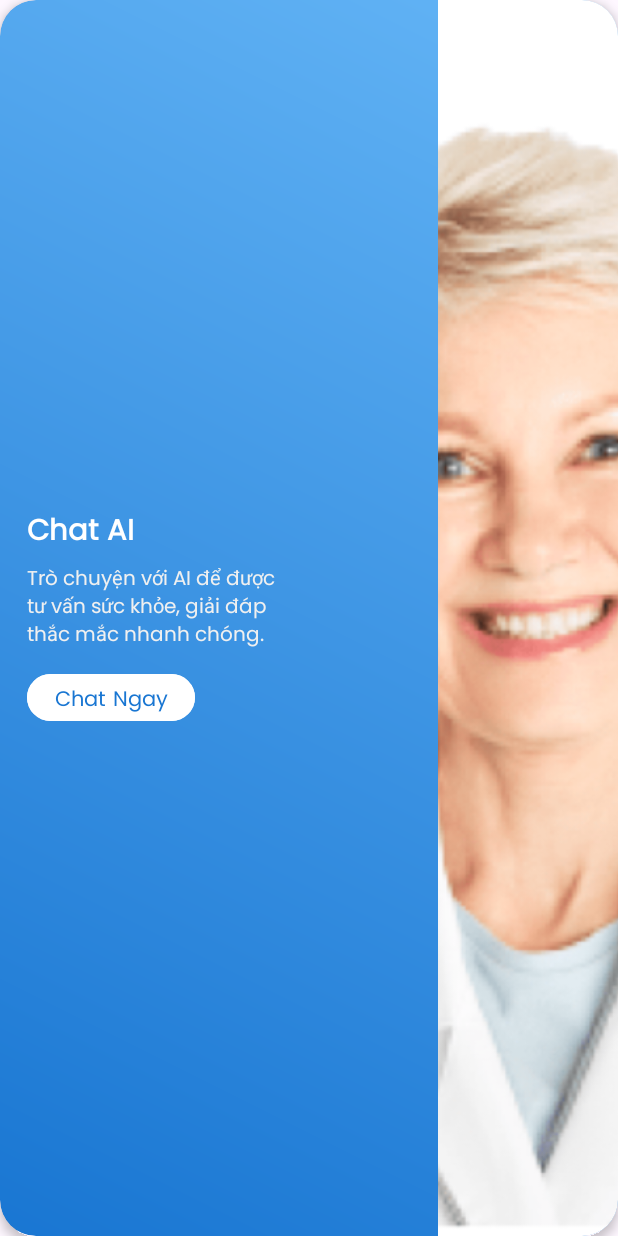
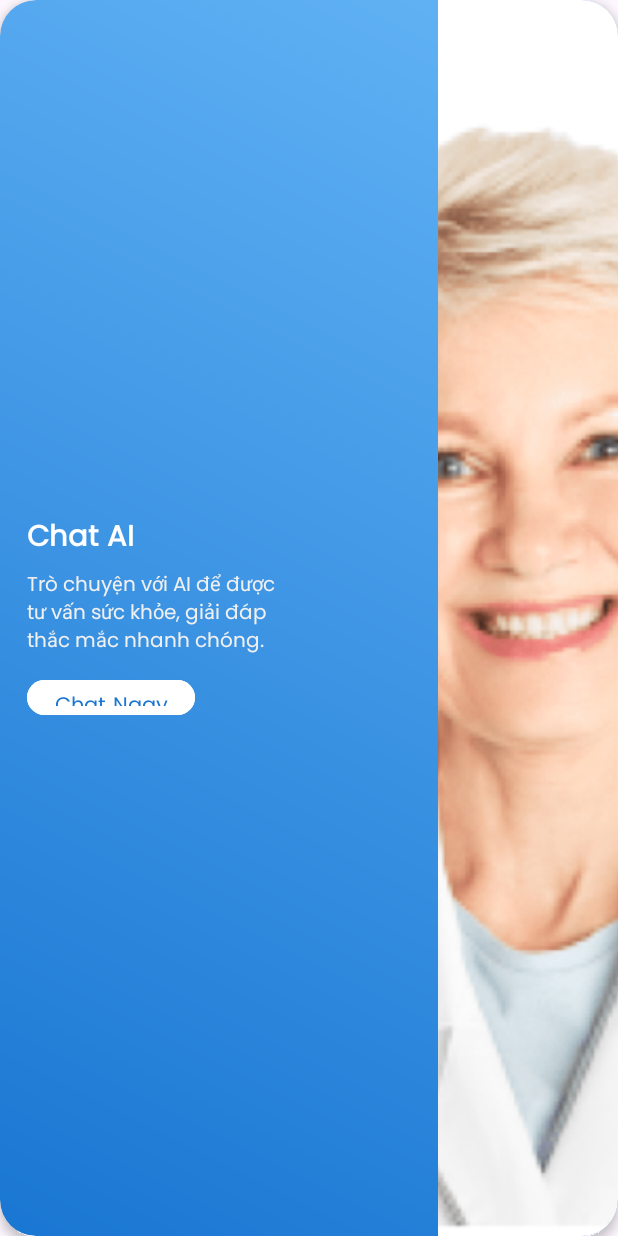
Before and after one commit to Du-Tuan-Minh/PROJECT_PRM, an Android app: the layout banner_chat_ai.xml on its own in the app's theme, with its tools: preview values and no code run, on a phone screen of 412 x 824 dp. Run offline under Robolectric (Android 15) with nearby library versions, the light colour scheme and no system bars.

Commit message:
update ui

```diff
--- a/app/src/main/res/layout/banner_chat_ai.xml
+++ b/app/src/main/res/layout/banner_chat_ai.xml
@@ -31,16 +31,18 @@
             android:textColor="#F0F0F0"
             android:textSize="13sp"
             android:layout_marginTop="4dp"/>
+
         <com.google.android.material.button.MaterialButton
+            android:id="@+id/btnChat"
             android:layout_width="wrap_content"
-            android:layout_height="39dp"
+            android:layout_height="31dp"
             android:layout_marginTop="10dp"
             android:backgroundTint="#FFFFFF"
-            app:cornerRadius="18dp"
+            android:paddingLeft="18dp"
+            android:paddingRight="18dp"
             android:text="Chat Ngay"
             android:textColor="#1976D2"
-            android:paddingLeft="18dp"
-            android:paddingRight="18dp"/>
+            app:cornerRadius="18dp" />
     </LinearLayout>
 
     <!-- Ảnh hoặc icon bên phải -->
```
Also changed, not shown: app/src/main/java/com/example/project_prm/BannerAdapter.java (+18 -2 lines), app/src/main/java/com/example/project_prm/MainScreen/HomeFragment.java (+32 -5 lines), app/src/main/java/com/example/project_prm/utils/OnBannerActionListener.java (added, +7 -0 lines).
